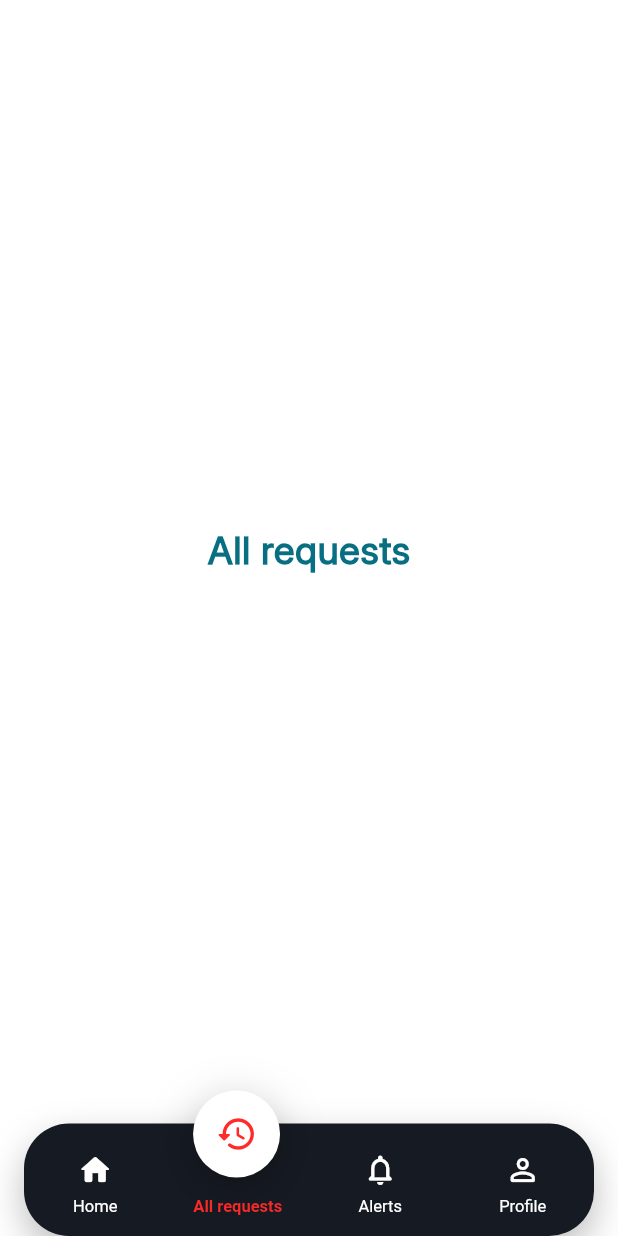
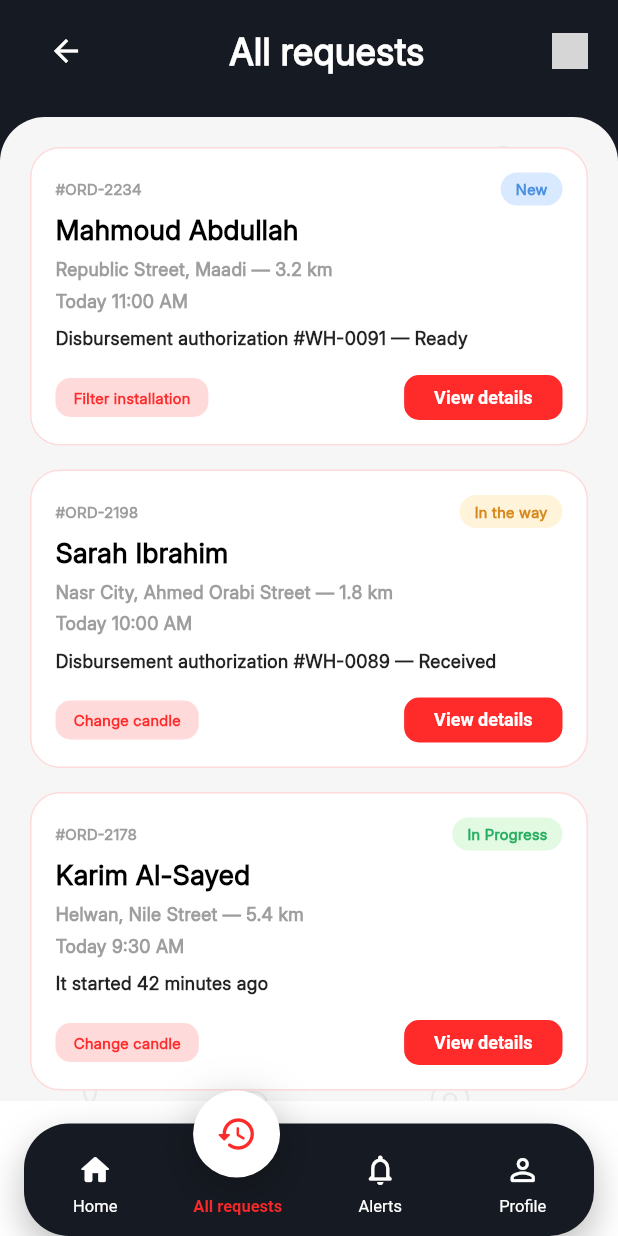
Before and after one commit to Amira098/ZoomProvider, a Flutter app: the MainLayout screen opened by its route, item 2 of the bottom bar chosen, on a phone screen of 412 x 824 dp. Run offline on Flutter 3.47's test engine with Material 3 defaults, Android fonts, the phone set to English and light mode, and no system bars; our stand-ins replace bloc, cached_network_image, device_info_plus, dio, easy_localization, equatable and 18 more; missing offline and left inert: flutter_udid, network_info_plus; accounts and stored records are empty; generated files the repository leaves out were written again; grey boxes are pictures that could not be loaded.

Commit message:
Implement Home and All Requests screens
- Implemented Home screen with header, earnings card, statistics, and request sections.
- Created a reusable RequestCard widget.
- Implemented "All requests" screen with header and list of requests.
- Updated main navigation to include the "All requests" screen.
- Integrated background pattern using ToolsPatternPainter.

Co-authored-by: Amira098 <150848650+Amira098@users.noreply.github.com>

```diff
--- a/lib/feature/app_section/presentation/view/app_section.dart
+++ b/lib/feature/app_section/presentation/view/app_section.dart
@@ -1,4 +1,5 @@
 import 'package:flutter/material.dart';
+import '../../../home/presentation/view/all_requests_screen.dart';
 import '../../../home/presentation/view/home_view.dart';
 import '../../../notifications/presentation/view/notification_screen.dart';
 import '../../../profile_screen/presentation/view/profile_screen.dart';
@@ -15,7 +16,7 @@ class _MainLayoutState extends State<MainLayout> {
 
   List<Widget> get pages => const [
     HomeScreen(),
-    Center(child: Text('All requests')),
+    AllRequestsScreen(),
     NotificationScreen(),
     ProfileScreen(),
   ];
--- /dev/null
+++ b/lib/feature/home/presentation/view/all_requests_screen.dart
@@ -0,0 +1,127 @@
+import 'package:flutter/material.dart';
+import 'package:flutter_svg/flutter_svg.dart';
+import '../../../../core/common/widget/tools_pattern_painter.dart';
+import 'request_card.dart';
+
+class AllRequestsScreen extends StatelessWidget {
+  const AllRequestsScreen({super.key});
+
+  @override
+  Widget build(BuildContext context) {
+    return Scaffold(
+      backgroundColor: const Color(0xFF161A22),
+      body: SafeArea(
+        bottom: false,
+        child: Column(
+          children: [
+            Padding(
+              padding: const EdgeInsets.fromLTRB(20, 10, 20, 20),
+              child: Row(
+                children: [
+                  IconButton(
+                    onPressed: () {},
+                    icon: const Icon(Icons.arrow_back, color: Colors.white),
+                    padding: EdgeInsets.zero,
+                    constraints: const BoxConstraints(),
+                  ),
+                  const Expanded(
+                    child: Text(
+                      'All requests',
+                      textAlign: TextAlign.center,
+                      style: TextStyle(
+                        color: Colors.white,
+                        fontSize: 24,
+                        fontWeight: FontWeight.bold,
+                      ),
+                    ),
+                  ),
+                  SvgPicture.asset(
+                    'assets/svg/shopping_cart.svg',
+                    colorFilter: const ColorFilter.mode(Colors.white, BlendMode.srcIn),
+                    width: 24,
+                  ),
+                ],
+              ),
+            ),
+            Expanded(
+              child: Container(
+                width: double.infinity,
+                decoration: const BoxDecoration(
+                  color: Color(0xffF6F6F6),
+                  borderRadius: BorderRadius.only(
+                    topLeft: Radius.circular(30),
+                    topRight: Radius.circular(30),
+                  ),
+                ),
+                child: ClipRRect(
+                  borderRadius: const BorderRadius.only(
+                    topLeft: Radius.circular(30),
+                    topRight: Radius.circular(30),
+                  ),
+                  child: Stack(
+                    children: [
+                      Positioned.fill(
+                        child: CustomPaint(
+                          painter: ToolsPatternPainter(),
+                        ),
+                      ),
+                      ListView(
+                        padding: const EdgeInsets.all(20),
+                        children: const [
+                          RequestCard(
+                            id: '#ORD-2234',
+                            name: 'Mahmoud Abdullah',
+                            location: 'Republic Street, Maadi — 3.2 km',
+                            time: 'Today 11:00 AM',
+                            description: 'Disbursement authorization #WH-0091 — Ready',
+                            status: 'New',
+                            statusColor: Color(0xFFD9E9FF),
+                            statusTextColor: Color(0xFF4A90E2),
+                            type: 'Filter installation',
+                          ),
+                          RequestCard(
+                            id: '#ORD-2198',
+                            name: 'Sarah Ibrahim',
+                            location: 'Nasr City, Ahmed Orabi Street — 1.8 km',
+                            time: 'Today 10:00 AM',
+                            description: 'Disbursement authorization #WH-0089 — Received',
+                            status: 'In the way',
+                            statusColor: Color(0xFFFFF4D9),
+                            statusTextColor: Color(0xFFD8891E),
+                            type: 'Change candle',
+                          ),
+                          RequestCard(
+                            id: '#ORD-2178',
+                            name: 'Karim Al-Sayed',
+                            location: 'Helwan, Nile Street — 5.4 km',
+                            time: 'Today 9:30 AM',
+                            description: 'It started 42 minutes ago',
+                            status: 'In Progress',
+                            statusColor: Color(0xFFE2F9E2),
+                            statusTextColor: Color(0xFF27AE60),
+                            type: 'Change candle',
+                          ),
+                          RequestCard(
+                            id: '#ORD-2234',
+                            name: 'Mahmoud Abdullah',
+                            location: 'Republic Street, Maadi — 3.2 km',
+                            time: 'Today 11:00 AM',
+                            description: 'Disbursement authorization #WH-0091 — Ready',
+                            status: 'New',
+                            statusColor: Color(0xFFD9E9FF),
+                            statusTextColor: Color(0xFF4A90E2),
+                            type: 'Filter installation',
+                          ),
+                        ],
+                      ),
+                    ],
+                  ),
+                ),
+              ),
+            ),
+          ],
+        ),
+      ),
+    );
+  }
+}
--- a/lib/feature/home/presentation/view/home_view.dart
+++ b/lib/feature/home/presentation/view/home_view.dart
@@ -1,6 +1,7 @@
 import 'package:flutter/material.dart';
 import 'package:flutter_svg/flutter_svg.dart';
 import '../../../../core/common/widget/tools_pattern_painter.dart';
+import 'request_card.dart';
 
 class HomeScreen extends StatelessWidget {
   const HomeScreen({super.key});
@@ -166,119 +167,6 @@ class HomeScreen extends StatelessWidget {
     );
   }
 
-  Widget _buildRequestCard({
-    required String id,
-    required String name,
-    required String location,
-    required String time,
-    required String description,
-    required String status,
-    required Color statusColor,
-    required Color statusTextColor,
-    required String type,
-    bool isCompleted = false,
-  }) {
-    return Container(
-      margin: const EdgeInsets.only(bottom: 16),
-      padding: const EdgeInsets.all(16),
-      decoration: BoxDecoration(
-        color: Colors.white,
-        borderRadius: BorderRadius.circular(20),
-        border: Border.all(color: const Color(0xFFFF8585).withOpacity(0.3)),
-      ),
-      child: Column(
-        crossAxisAlignment: CrossAxisAlignment.start,
-        children: [
-          Row(
-            mainAxisAlignment: MainAxisAlignment.spaceBetween,
-            children: [
-              Text(
-                id,
-                style: const TextStyle(fontSize: 10, color: Colors.grey),
-              ),
-              Container(
-                padding: const EdgeInsets.symmetric(horizontal: 10, vertical: 4),
-                decoration: BoxDecoration(
-                  color: statusColor,
-                  borderRadius: BorderRadius.circular(12),
-                ),
-                child: Text(
-                  status,
-                  style: TextStyle(
-                    fontSize: 10,
-                    color: statusTextColor,
-                    fontWeight: FontWeight.bold,
-                  ),
-                ),
-              ),
-            ],
-          ),
-          const SizedBox(height: 4),
-          Text(
-            name,
-            style: const TextStyle(
-              fontSize: 18,
-              fontWeight: FontWeight.bold,
-              color: Colors.black,
-            ),
-          ),
-          const SizedBox(height: 4),
-          Text(
-            location,
-            style: const TextStyle(fontSize: 12, color: Colors.grey),
-          ),
-          const SizedBox(height: 4),
-          Text(
-            time,
-            style: const TextStyle(fontSize: 12, color: Colors.grey),
-          ),
-          const SizedBox(height: 8),
-          Text(
-            description,
-            style: const TextStyle(fontSize: 12, color: Colors.black87),
-          ),
-          const SizedBox(height: 16),
-          Row(
-            children: [
-              Container(
-                padding: const EdgeInsets.symmetric(horizontal: 12, vertical: 6),
-                decoration: BoxDecoration(
-                  color: const Color(0xFFFFDADA),
-                  borderRadius: BorderRadius.circular(10),
-                ),
-                child: Text(
-                  type,
-                  style: const TextStyle(
-                    fontSize: 10,
-                    color: Color(0xFFFF2A2A),
-                  ),
-                ),
-              ),
-              const Spacer(),
-              ElevatedButton(
-                onPressed: () {},
-                style: ElevatedButton.styleFrom(
-                  backgroundColor: const Color(0xFFFF2A2A),
-                  foregroundColor: Colors.white,
-                  padding: const EdgeInsets.symmetric(horizontal: 20, vertical: 8),
-                  minimumSize: Size.zero,
-                  tapTargetSize: MaterialTapTargetSize.shrinkWrap,
-                  shape: RoundedRectangleBorder(
-                    borderRadius: BorderRadius.circular(10),
-                  ),
-                ),
-                child: const Text(
-                  'View details',
-                  style: TextStyle(fontSize: 12),
-                ),
-              ),
-            ],
-          ),
-        ],
-      ),
-    );
-  }
-
   @override
   Widget build(BuildContext context) {
     return Scaffold(
@@ -366,37 +254,37 @@ class HomeScreen extends StatelessWidget {
                               ],
                             ),
                             const SizedBox(height: 10),
-                            _buildRequestCard(
+                            const RequestCard(
                               id: '#ORD-2234',
                               name: 'Mahmoud Abdullah',
                               location: 'Republic Street, Maadi — 3.2 km',
                               time: 'Today 11:00 AM',
                               description: 'Disbursement authorization #WH-0091 — Ready',
                               status: 'New',
-                              statusColor: const Color(0xFFD9E9FF),
-                              statusTextColor: const Color(0xFF4A90E2),
+                              statusColor: Color(0xFFD9E9FF),
+                              statusTextColor: Color(0xFF4A90E2),
                               type: 'Filter installation',
                             ),
-                            _buildRequestCard(
+                            const RequestCard(
                               id: '#ORD-2198',
                               name: 'Sarah Ibrahim',
                               location: 'Nasr City, Ahmed Orabi Street — 1.8 km',
                               time: 'Today 10:00 AM',
                               description: 'Disbursement authorization #WH-0089 — Received',
                               status: 'In the way',
-                              statusColor: const Color(0xFFFFF4D9),
-                              statusTextColor: const Color(0xFFD8891E),
+                              statusColor: Color(0xFFFFF4D9),
+                              statusTextColor: Color(0xFFD8891E),
                               type: 'Change candle',
                             ),
-                            _buildRequestCard(
+                            const RequestCard(
                               id: '#ORD-2178',
                               name: 'Karim Al-Sayed',
                               location: 'Helwan, Nile Street — 5.4 km',
                               time: 'Today 9:30 AM',
                               description: 'It started 42 minutes ago',
                               status: 'In Progress',
-                              statusColor: const Color(0xFFE2F9E2),
-                              statusTextColor: const Color(0xFF27AE60),
+                              statusColor: Color(0xFFE2F9E2),
+                              statusTextColor: Color(0xFF27AE60),
                               type: 'Change candle',
                             ),
                             const SizedBox(height: 20),
@@ -408,15 +296,15 @@ class HomeScreen extends StatelessWidget {
                               ),
                             ),
                             const SizedBox(height: 10),
-                            _buildRequestCard(
+                            const RequestCard(
                               id: '#ORD-2178',
                               name: 'Heba Ramadan',
                               location: '',
                               time: 'Finished 8:45 AM',
                               description: 'Installation completed and payment made — OMR 450',
                               status: 'Complete',
-                              statusColor: const Color(0xFFFFDADA),
-                              statusTextColor: const Color(0xFFFF2A2A),
+                              statusColor: Color(0xFFFFDADA),
+                              statusTextColor: Color(0xFFFF2A2A),
                               type: 'Filter installation',
                               isCompleted: true,
                             ),
--- /dev/null
+++ b/lib/feature/home/presentation/view/request_card.dart
@@ -0,0 +1,132 @@
+import 'package:flutter/material.dart';
+
+class RequestCard extends StatelessWidget {
+  final String id;
+  final String name;
+  final String location;
+  final String time;
+  final String description;
+  final String status;
+  final Color statusColor;
+  final Color statusTextColor;
+  final String type;
+  final bool isCompleted;
+
+  const RequestCard({
+    super.key,
+    required this.id,
+    required this.name,
+    required this.location,
+    required this.time,
+    required this.description,
+    required this.status,
+    required this.statusColor,
+    required this.statusTextColor,
+    required this.type,
+    this.isCompleted = false,
+  });
+
+  @override
+  Widget build(BuildContext context) {
+    return Container(
+      margin: const EdgeInsets.only(bottom: 16),
+      padding: const EdgeInsets.all(16),
+      decoration: BoxDecoration(
+        color: Colors.white,
+        borderRadius: BorderRadius.circular(20),
+        border: Border.all(color: const Color(0xFFFF8585).withOpacity(0.3)),
+      ),
+      child: Column(
+        crossAxisAlignment: CrossAxisAlignment.start,
+        children: [
+          Row(
+            mainAxisAlignment: MainAxisAlignment.spaceBetween,
+            children: [
+              Text(
+                id,
+                style: const TextStyle(fontSize: 10, color: Colors.grey),
+              ),
+              Container(
+                padding: const EdgeInsets.symmetric(horizontal: 10, vertical: 4),
+                decoration: BoxDecoration(
+                  color: statusColor,
+                  borderRadius: BorderRadius.circular(12),
+                ),
+                child: Text(
+                  status,
+                  style: TextStyle(
+                    fontSize: 10,
+                    color: statusTextColor,
+                    fontWeight: FontWeight.bold,
+                  ),
+                ),
+              ),
+            ],
+          ),
+          const SizedBox(height: 4),
+          Text(
+            name,
+            style: const TextStyle(
+              fontSize: 18,
+              fontWeight: FontWeight.bold,
+              color: Colors.black,
+            ),
+          ),
+          const SizedBox(height: 4),
+          if (location.isNotEmpty)
+            Text(
+              location,
+              style: const TextStyle(fontSize: 12, color: Colors.grey),
+            ),
+          const SizedBox(height: 4),
+          Text(
+            time,
+            style: const TextStyle(fontSize: 12, color: Colors.grey),
+          ),
+          const SizedBox(height: 8),
+          Text(
+            description,
+            style: const TextStyle(fontSize: 12, color: Colors.black87),
+          ),
+          const SizedBox(height: 16),
+          Row(
+            children: [
+              Container(
+                padding: const EdgeInsets.symmetric(horizontal: 12, vertical: 6),
+                decoration: BoxDecoration(
+                  color: const Color(0xFFFFDADA),
+                  borderRadius: BorderRadius.circular(10),
+                ),
+                child: Text(
+                  type,
+                  style: const TextStyle(
+                    fontSize: 10,
+                    color: Color(0xFFFF2A2A),
+                  ),
+                ),
+              ),
+              const Spacer(),
+              ElevatedButton(
+                onPressed: () {},
+                style: ElevatedButton.styleFrom(
+                  backgroundColor: const Color(0xFFFF2A2A),
+                  foregroundColor: Colors.white,
+                  padding: const EdgeInsets.symmetric(horizontal: 20, vertical: 8),
+                  minimumSize: Size.zero,
+                  tapTargetSize: MaterialTapTargetSize.shrinkWrap,
+                  shape: RoundedRectangleBorder(
+                    borderRadius: BorderRadius.circular(10),
+                  ),
+                ),
+                child: const Text(
+                  'View details',
+                  style: TextStyle(fontSize: 12),
+                ),
+              ),
+            ],
+          ),
+        ],
+      ),
+    );
+  }
+}
```
